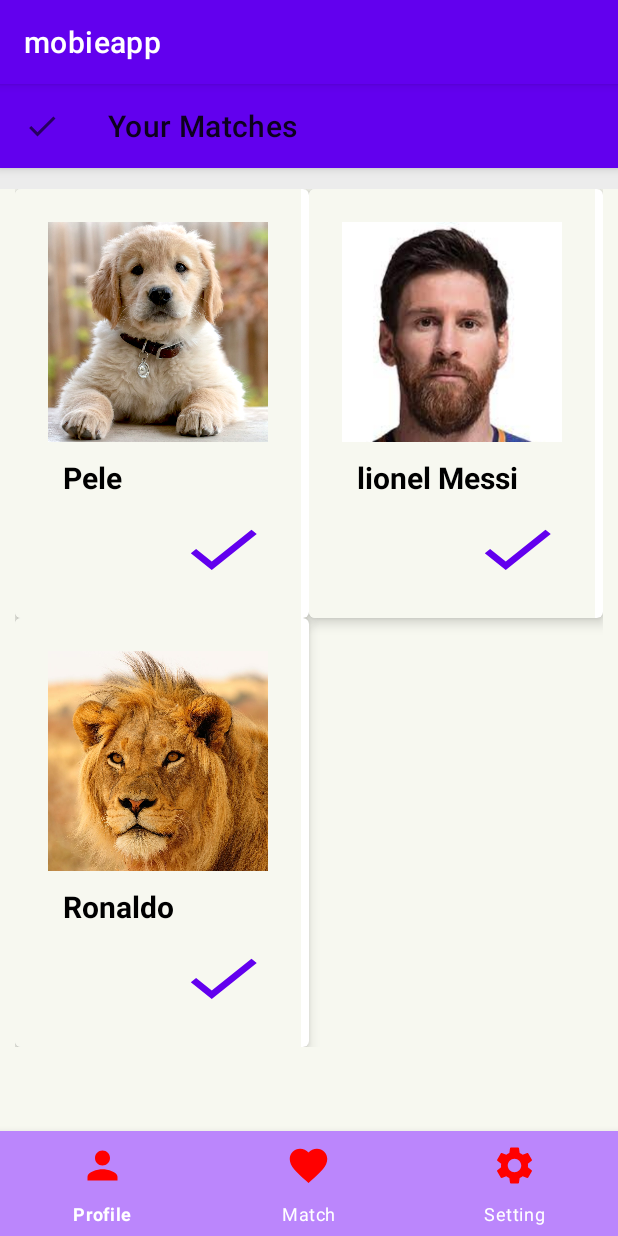
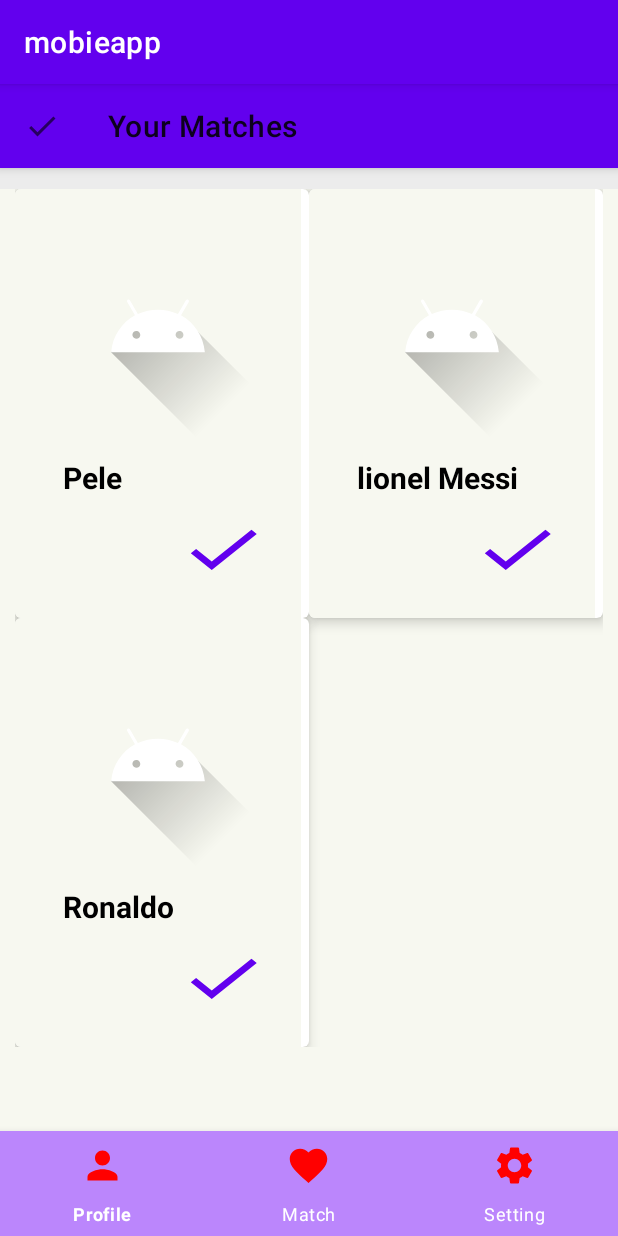
Before and after one commit to AGT1041/AndroidApp, an Android app: the fragment MatchesFragment placed in its activity, on a phone screen of 412 x 824 dp. Run offline under Robolectric (Android 15) with nearby library versions, the phone set to English and light mode, and no system bars.

Commit message:
upated model

```diff
--- a/app/src/main/java/com/example/androidapplication/MatchesCardRecyclerViewAdapter.java
+++ b/app/src/main/java/com/example/androidapplication/MatchesCardRecyclerViewAdapter.java
@@ -31,7 +31,6 @@ public class MatchesCardRecyclerViewAdapter extends RecyclerView.Adapter<MatchCa
     @Override
     public void onBindViewHolder(@NonNull MatchCardViewHolder holder, int position) {
         MatcheDatas matcheData = matchesList.get(position);
-        holder.matcheImg.setImageResource(matcheData.getMatcheImg());
         holder.matcheName.setText(matcheData.getMatcheName());
     }
 
```
